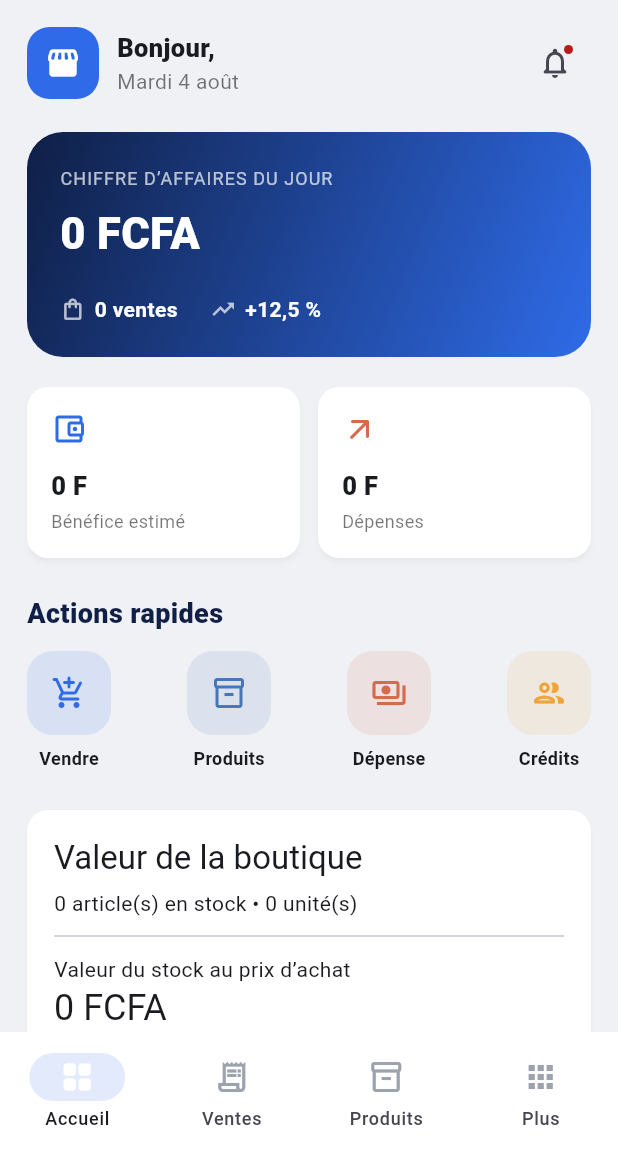
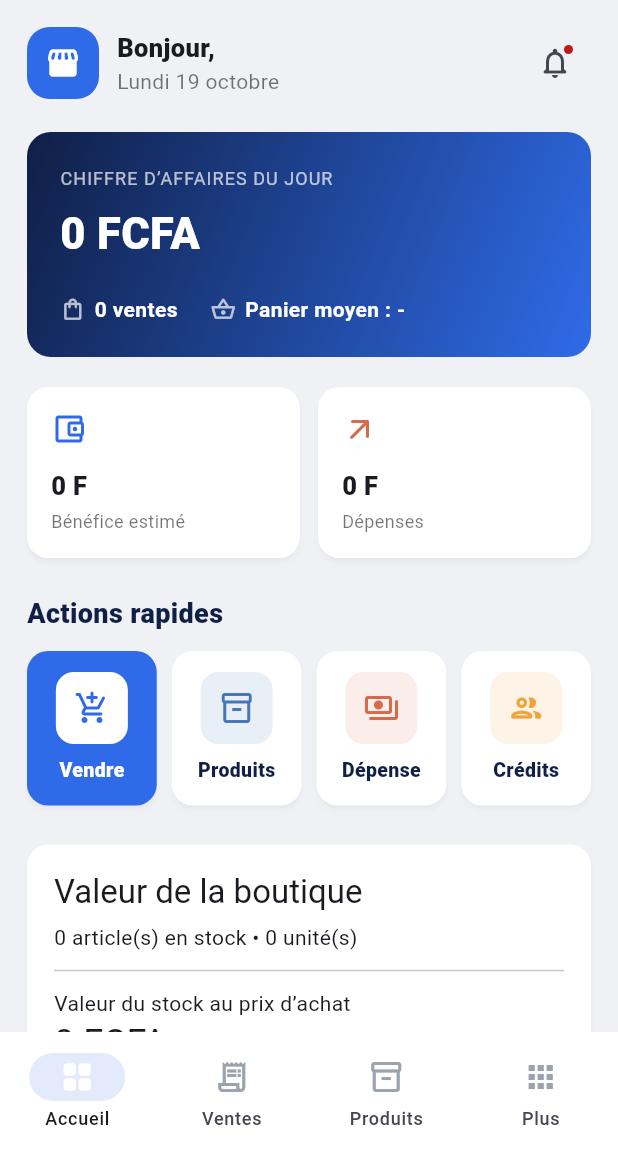
Before and after one commit to omzakrevo/moncommerce, a Flutter app: the AppShell screen opened directly with empty values, on a phone screen of 412 x 824 dp, the part 84-1236 px from its top. Run offline on Flutter 3.47's test engine with Material 3 defaults, Android fonts, the phone set to English and light mode, and no system bars; our stand-ins replace camera, file_picker, firebase_core, firebase_messaging, flutter_local_notifications, geolocator and 6 more; missing offline and left inert: cryptography, excel, google_mlkit_text_recognition, mobile_scanner; accounts and stored records are empty; network calls fail.

Commit message:
Tableau de bord : tuiles d'actions, panier moyen, vraie date
Co-Authored-By: Claude Sonnet 5.5 <noreply@anthropic.com>

```diff
--- a/lib/src/dashboard.dart
+++ b/lib/src/dashboard.dart
@@ -22,8 +22,10 @@ class DashboardPage extends StatelessWidget {
   @override
   Widget build(BuildContext context) {
     final lowStock = products.where((p) => p.stock <= 6).length;
+    final width = MediaQuery.sizeOf(context).width;
+    final side = width > 1120 ? (width - 1120) / 2 + 18 : 18.0;
     return ListView(
-      padding: const EdgeInsets.fromLTRB(18, 18, 18, 28),
+      padding: EdgeInsets.fromLTRB(side, 18, side, 28),
       children: [
         Row(
           children: [
@@ -48,9 +50,9 @@ class DashboardPage extends StatelessWidget {
                       fontSize: 17,
                     ),
                   ),
-                  const Text(
-                    'Mardi 4 août',
-                    style: TextStyle(color: Colors.black54),
+                  Text(
+                    _todayLabel(),
+                    style: const TextStyle(color: Colors.black54),
                   ),
                 ],
               ),
@@ -84,7 +86,7 @@ class DashboardPage extends StatelessWidget {
               begin: Alignment.topLeft,
               end: Alignment.bottomRight,
             ),
-            borderRadius: BorderRadius.circular(24),
+            borderRadius: BorderRadius.circular(16),
           ),
           child: Column(
             crossAxisAlignment: CrossAxisAlignment.start,
@@ -114,7 +116,12 @@ class DashboardPage extends StatelessWidget {
                     '$salesCount ventes',
                   ),
                   const SizedBox(width: 22),
-                  _miniMetric(Icons.trending_up, '+12,5 %'),
+                  _miniMetric(
+                    Icons.shopping_basket_outlined,
+                    salesCount == 0
+                        ? 'Panier moyen : -'
+                        : 'Panier moyen : ${money(revenue ~/ salesCount)} F',
+                  ),
                 ],
               ),
             ],
@@ -146,31 +153,42 @@ class DashboardPage extends StatelessWidget {
         const SectionTitle('Actions rapides'),
         const SizedBox(height: 12),
         Row(
-          mainAxisAlignment: MainAxisAlignment.spaceBetween,
           children: [
-            QuickAction(
+            Expanded(
+              child: QuickAction(
                 'Vendre',
                 Icons.add_shopping_cart_rounded,
                 _green,
                 onSale,
+                highlighted: true,
               ),
-            QuickAction(
+            ),
+            const SizedBox(width: 10),
+            Expanded(
+              child: QuickAction(
                 'Produits',
                 Icons.inventory_2_outlined,
                 const Color(0xFF4776B7),
                 () => onNavigate(2),
               ),
-            QuickAction(
+            ),
+            const SizedBox(width: 10),
+            Expanded(
+              child: QuickAction(
                 'Dépense',
                 Icons.payments_outlined,
                 const Color(0xFFD56A4D),
                 () => onNavigate(3),
               ),
-            QuickAction(
+            ),
+            const SizedBox(width: 10),
+            Expanded(
+              child: QuickAction(
                 'Crédits',
                 Icons.people_outline_rounded,
                 _orange,
                 () => onNavigate(3),
+              ),
             ),
           ],
         ),
@@ -232,6 +250,34 @@ class DashboardPage extends StatelessWidget {
   }
 }
 
+String _todayLabel() {
+  const days = [
+    'Lundi',
+    'Mardi',
+    'Mercredi',
+    'Jeudi',
+    'Vendredi',
+    'Samedi',
+    'Dimanche',
+  ];
+  const months = [
+    'janvier',
+    'février',
+    'mars',
+    'avril',
+    'mai',
+    'juin',
+    'juillet',
+    'août',
+    'septembre',
+    'octobre',
+    'novembre',
+    'décembre',
+  ];
+  final now = DateTime.now();
+  return '${days[now.weekday - 1]} ${now.day} ${months[now.month - 1]}';
+}
+
 Widget _miniMetric(IconData icon, String text) => Row(
   children: [
     Icon(icon, size: 17, color: Colors.white70),
@@ -279,32 +325,57 @@ class MetricCard extends StatelessWidget {
 }
 
 class QuickAction extends StatelessWidget {
-  const QuickAction(this.label, this.icon, this.color, this.onTap, {super.key});
+  const QuickAction(
+    this.label,
+    this.icon,
+    this.color,
+    this.onTap, {
+    super.key,
+    this.highlighted = false,
+  });
   final String label;
   final IconData icon;
   final Color color;
   final VoidCallback onTap;
+  final bool highlighted;
   @override
-  Widget build(BuildContext context) => InkWell(
+  Widget build(BuildContext context) => Material(
+    color: highlighted ? _green : Colors.white,
+    elevation: 1.5,
+    shadowColor: const Color(0x1A0F1F46),
+    borderRadius: BorderRadius.circular(14),
+    child: InkWell(
       onTap: onTap,
-    borderRadius: BorderRadius.circular(16),
+      borderRadius: BorderRadius.circular(14),
+      child: Padding(
+        padding: const EdgeInsets.symmetric(horizontal: 10, vertical: 14),
         child: Column(
           children: [
             Container(
-          width: 56,
-          height: 56,
+              width: 48,
+              height: 48,
               decoration: BoxDecoration(
-            color: color.withValues(alpha: .12),
-            borderRadius: BorderRadius.circular(17),
+                color: highlighted
+                    ? Colors.white
+                    : color.withValues(alpha: .12),
+                borderRadius: BorderRadius.circular(12),
               ),
-          child: Icon(icon, color: color),
+              child: Icon(icon, color: highlighted ? _green : color),
             ),
-        const SizedBox(height: 7),
+            const SizedBox(height: 8),
             Text(
               label,
-          style: const TextStyle(fontSize: 12, fontWeight: FontWeight.w600),
+              maxLines: 1,
+              overflow: TextOverflow.ellipsis,
+              style: TextStyle(
+                fontSize: 13,
+                fontWeight: FontWeight.w800,
+                color: highlighted ? Colors.white : _dark,
+              ),
             ),
           ],
+        ),
+      ),
     ),
   );
 }
```
Lines whose indentation alone changed are shown as unchanged.
